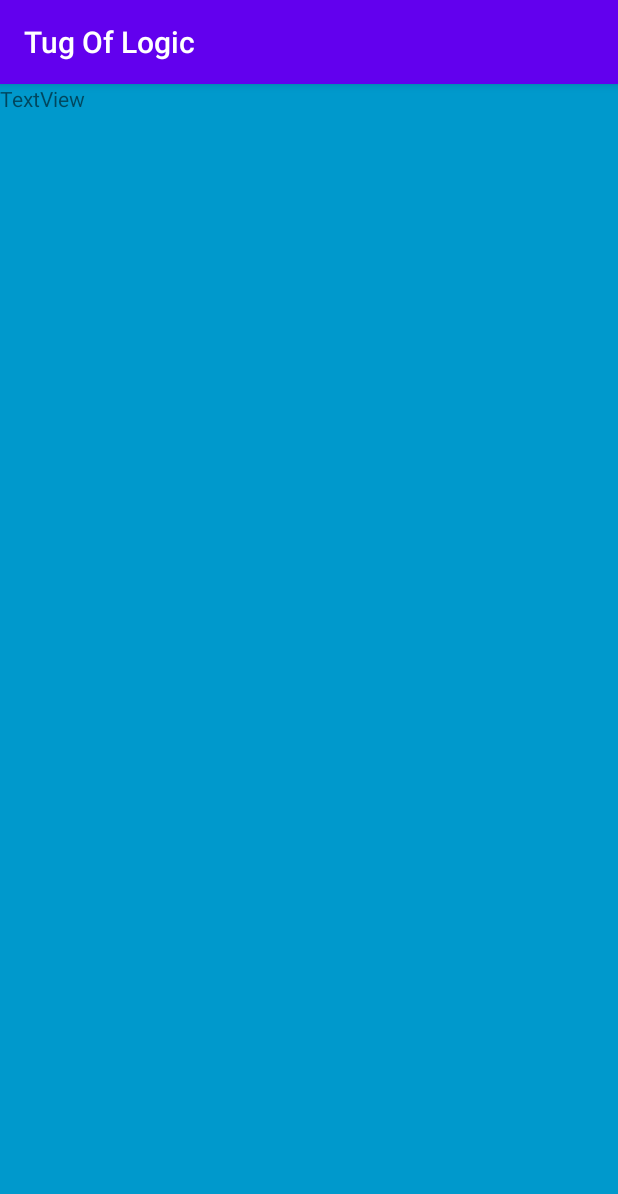
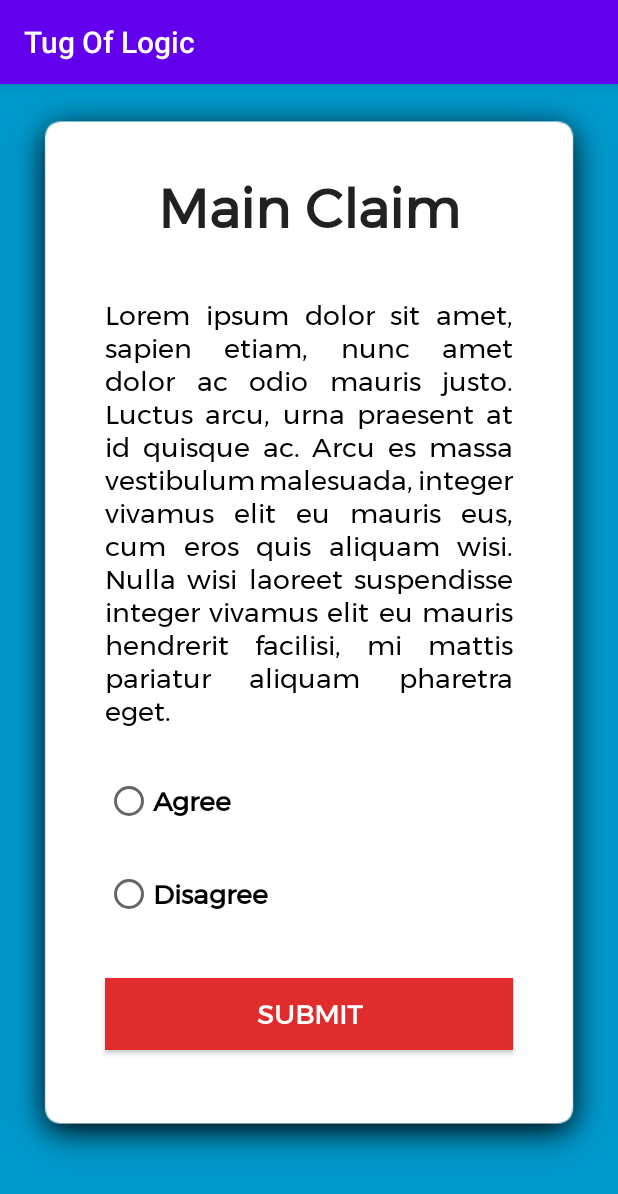
Before and after one commit to TushitNag11/TugOfLogic, an Android app: the MainClaimActivity screen opened directly, with no data from a screen before it, on a phone screen of 412 x 824 dp. Shown: the top 1194 px of the screen. Run offline under Robolectric (Android 15) with nearby library versions, the phone set to English and light mode, and no system bars.

Commit message:
ui changes

```diff
--- a/app/src/main/java/com/example/tugoflogic/MainActivity.kt
+++ b/app/src/main/java/com/example/tugoflogic/MainActivity.kt
@@ -9,7 +9,7 @@ import android.widget.Toast
 
 /**
  *
- * @author
+ * @author Tushit Nag Kanuri
  * @version 1.0
  * @since   2020-10-06
  */
--- a/app/src/main/java/com/example/tugoflogic/SignupActivity.kt
+++ b/app/src/main/java/com/example/tugoflogic/SignupActivity.kt
@@ -5,7 +5,7 @@ import android.os.Bundle
 
 /**
  *
- * @author
+ * @author Tushit Nag Kanuri
  * @version 1.0
  * @since   2020-10-06
  */
--- a/app/src/main/java/com/example/tugoflogic/VoteType.kt
+++ b/app/src/main/java/com/example/tugoflogic/VoteType.kt
@@ -2,7 +2,7 @@ package com.example.tugoflogic
 
 /**
  *
- * @author
+ * @author Agam
  * @version 1.0
  * @since   2020-10-06
  */
--- a/app/src/main/res/layout/activity_main_claim.xml
+++ b/app/src/main/res/layout/activity_main_claim.xml
@@ -1,5 +1,5 @@
 <?xml version="1.0" encoding="utf-8"?>
-<LinearLayout xmlns:android="http://schemas.android.com/apk/res/android"
+<ScrollView xmlns:android="http://schemas.android.com/apk/res/android"
     xmlns:app="http://schemas.android.com/apk/res-auto"
     xmlns:tools="http://schemas.android.com/tools"
     android:layout_width="match_parent"
@@ -9,20 +9,87 @@
     tools:context=".MainClaimActivity">
 
 
-    <ScrollView
+    <LinearLayout
         android:layout_width="match_parent"
-        android:layout_height="match_parent">
+        android:layout_height="match_parent"
+        android:background="@drawable/shadow4"
+        android:orientation="vertical">
 
-        <LinearLayout
+        <TextView
+            android:id="@+id/mainclaimLabel"
             android:layout_width="match_parent"
             android:layout_height="wrap_content"
-            android:orientation="vertical">
+            android:layout_gravity="center"
+            android:layout_marginTop="30dp"
+            android:fontFamily="@font/montserrat"
+            android:gravity="center"
+            android:text="@string/mainclaim"
+            android:textAppearance="@style/TextAppearance.AppCompat.Large"
+            android:textSize="36sp"
+            android:textStyle="bold" />
 
-            <TextView
-                android:id="@+id/textView"
+        <TextView
+            android:id="@+id/mainclaimDisplay"
+            android:layout_width="match_parent"
+            android:layout_height="wrap_content"
+            android:layout_marginLeft="40dp"
+            android:layout_marginTop="30dp"
+            android:layout_marginRight="40dp"
+            android:fontFamily="@font/montserrat"
+            android:justificationMode="inter_word"
+            android:text="Lorem ipsum dolor sit amet, sapien etiam, nunc amet dolor ac odio mauris justo. Luctus arcu, urna praesent at id quisque ac. Arcu es massa vestibulum malesuada, integer vivamus elit eu mauris eus, cum eros quis aliquam wisi. Nulla wisi laoreet suspendisse integer vivamus elit eu mauris hendrerit facilisi, mi mattis pariatur aliquam pharetra eget."
+            android:textColor="@android:color/black"
+            android:textSize="18sp" />
+
+        <RadioGroup
+            android:layout_width="match_parent"
+            android:layout_height="match_parent">
+
+            <RadioButton
+                android:id="@+id/trueRadioBtn"
+                style="@android:style/Widget.CompoundButton.RadioButton"
                 android:layout_width="match_parent"
                 android:layout_height="wrap_content"
-                android:text="TextView" />
-        </LinearLayout>
+                android:layout_marginLeft="40dp"
+                android:layout_marginTop="30dp"
+                android:layout_marginRight="40dp"
+                android:fontFamily="@font/montserrat"
+                android:text="@string/agree"
+                android:textAppearance="@style/TextAppearance.AppCompat.Medium"
+                android:textColor="@android:color/background_dark"
+                android:textSize="18sp"
+                android:textStyle="bold" />
+
+            <RadioButton
+                android:id="@+id/falseRadioBtn"
+                style="@android:style/Widget.CompoundButton.RadioButton"
+                android:layout_width="match_parent"
+                android:layout_height="wrap_content"
+                android:layout_marginLeft="40dp"
+                android:layout_marginTop="30dp"
+                android:layout_marginRight="40dp"
+                android:fontFamily="@font/montserrat"
+                android:text="@string/disagree"
+                android:textAppearance="@style/TextAppearance.AppCompat.Medium"
+                android:textColor="@android:color/background_dark"
+                android:textSize="18sp"
+                android:textStyle="bold" />
+        </RadioGroup>
+
+        <Button
+            android:id="@+id/submitBtn"
+            android:layout_width="match_parent"
+            android:layout_height="wrap_content"
+            android:layout_marginLeft="40dp"
+            android:layout_marginTop="40dp"
+            android:layout_marginRight="40dp"
+            android:layout_marginBottom="50dp"
+            android:background="@color/backgroundColor"
+            android:fontFamily="@font/montserrat"
+            android:text="@string/submit"
+            android:textColor="@color/white"
+            android:textSize="18sp"
+            android:textStyle="bold" />
+
+    </LinearLayout>
     </ScrollView>
-</LinearLayout>
--- a/app/src/main/res/values/strings.xml
+++ b/app/src/main/res/values/strings.xml
@@ -10,4 +10,14 @@
     <string name="confirmPwd">Confirm Password</string>
     <string name="enter">Enter</string>
     <string name="name">Name:</string>
+    <string name="mainclaim">Main Claim</string>
+    <string name="agree">Agree</string>
+    <string name="disagree">Disagree</string>
+    <string name="Role">Role:</string>
+    <string name="submit">Submit</string>
+    <string-array name="spinnerItems">
+        <item>Fecilitator</item>
+        <item>Student</item>
+        <item>Others</item>
+    </string-array>
 </resources>
```
Also changed, not shown: app/src/main/java/com/example/tugoflogic/GameidActivity.kt (+11 -1 lines), app/src/main/java/com/example/tugoflogic/MainClaimActivity.kt (+7 -2 lines), app/src/main/res/layout/activity_gameid.xml (+5 -2 lines), app/src/main/res/layout/activity_main.xml (+11 -4 lines), app/src/main/res/layout/activity_signup.xml (+9 -4 lines).
